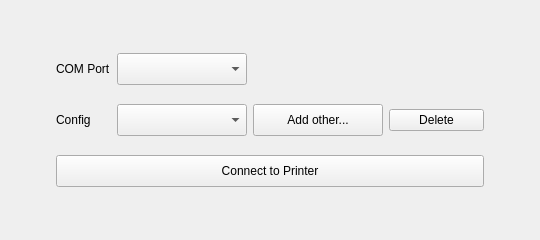
Above: connectwidget.ui from SeraphRobotics/SeraphPrint before the change. Below: the same form after it.
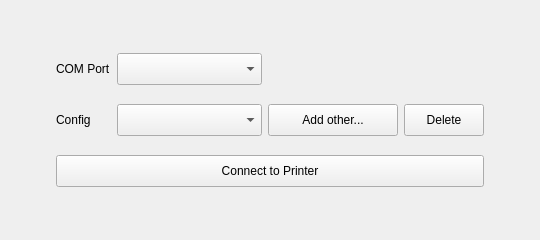
That is the form after the change.

Commit message: fixxed issues with the print widget. This allows it to cancel prints properly now and improves the code flow

```diff
--- a/connectwidget.ui
+++ b/connectwidget.ui
@@ -209,6 +209,18 @@
      </item>
      <item row="2" column="3">
       <widget class="QPushButton" name="deleteButton">
+       <property name="sizePolicy">
+        <sizepolicy hsizetype="Fixed" vsizetype="Fixed">
+         <horstretch>0</horstretch>
+         <verstretch>0</verstretch>
+        </sizepolicy>
+       </property>
+       <property name="minimumSize">
+        <size>
+         <width>0</width>
+         <height>32</height>
+        </size>
+       </property>
        <property name="text">
         <string>Delete</string>
        </property>
```
The commit also changes 7 other files.
